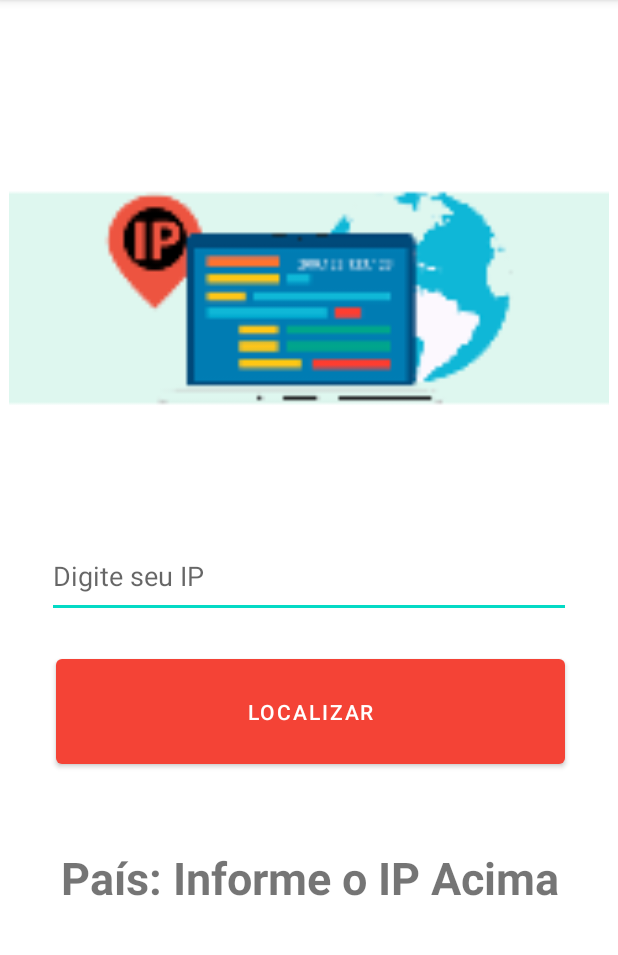
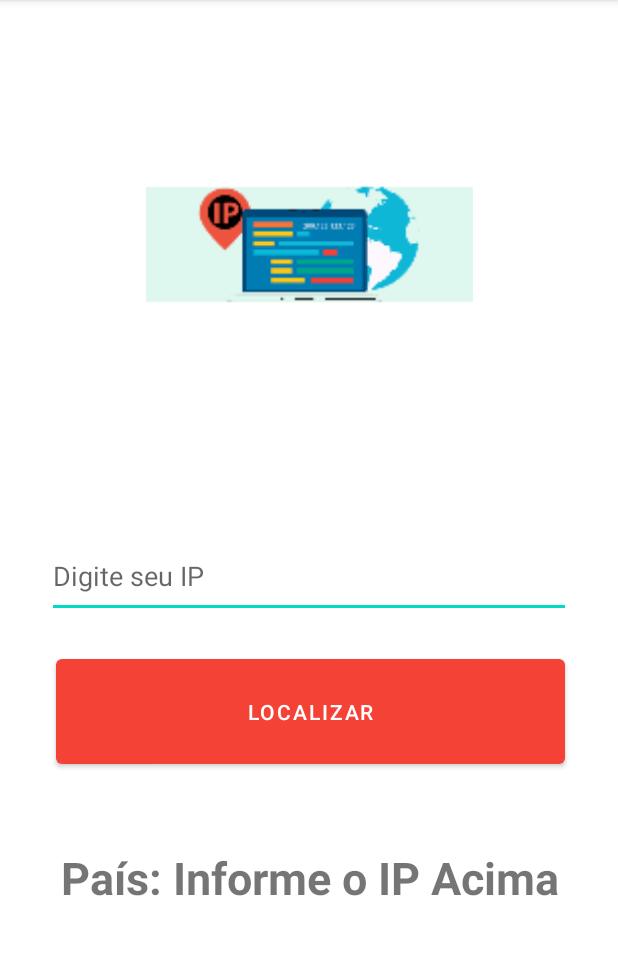
Before and after one commit to HMontarroyos/Geolocaliza-o_IP_Android, an Android app: the screen it shows after launch (MainActivity), on a phone screen of 412 x 824 dp, the part 84-1039 px from its top. Run offline under Robolectric (Android 15) with nearby library versions, the phone set to English and light mode, and no system bars.

Commit message:
Ajustando Responsividade

```diff
--- a/app/src/main/res/layout/activity_main.xml
+++ b/app/src/main/res/layout/activity_main.xml
@@ -49,14 +49,13 @@
 
     <ImageView
         android:id="@+id/imageView6"
-        android:layout_width="0dp"
-        android:layout_height="400dp"
+        android:layout_width="277dp"
+        android:layout_height="218dp"
         app:layout_constraintBottom_toBottomOf="parent"
         app:layout_constraintEnd_toEndOf="parent"
-        app:layout_constraintHorizontal_bias="0.0"
         app:layout_constraintStart_toStartOf="parent"
         app:layout_constraintTop_toTopOf="parent"
-        app:layout_constraintVertical_bias="0.0"
+        app:layout_constraintVertical_bias="0.099"
         app:srcCompat="@mipmap/banner_foreground" />
 
 </androidx.constraintlayout.widget.ConstraintLayout>
```
